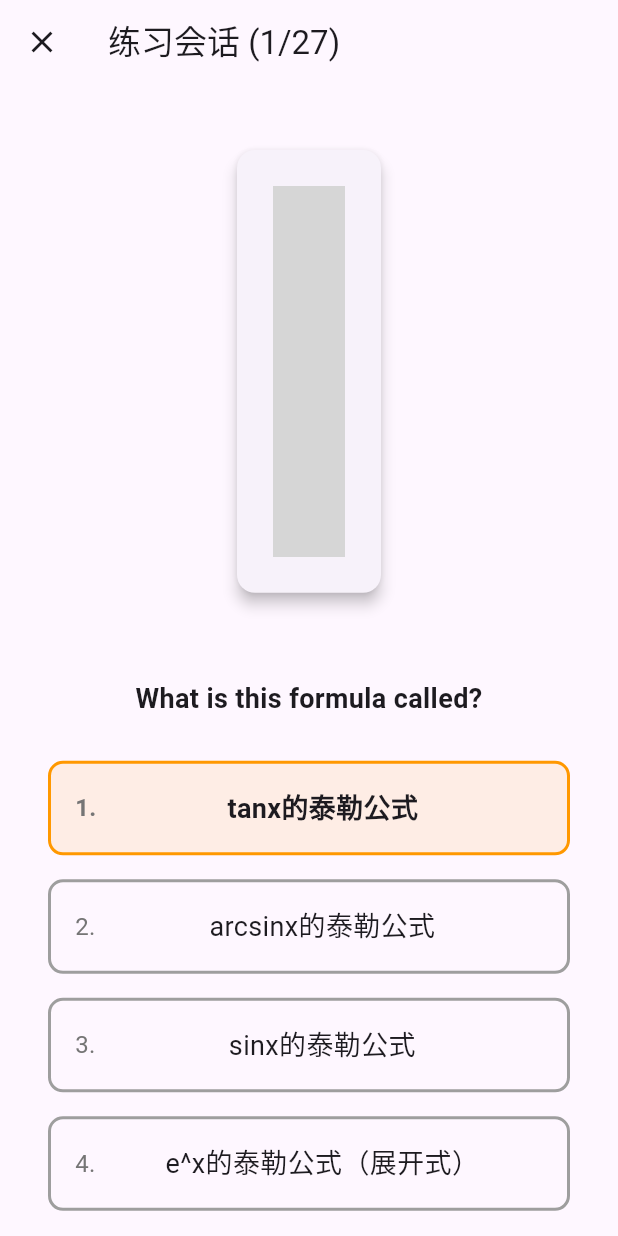
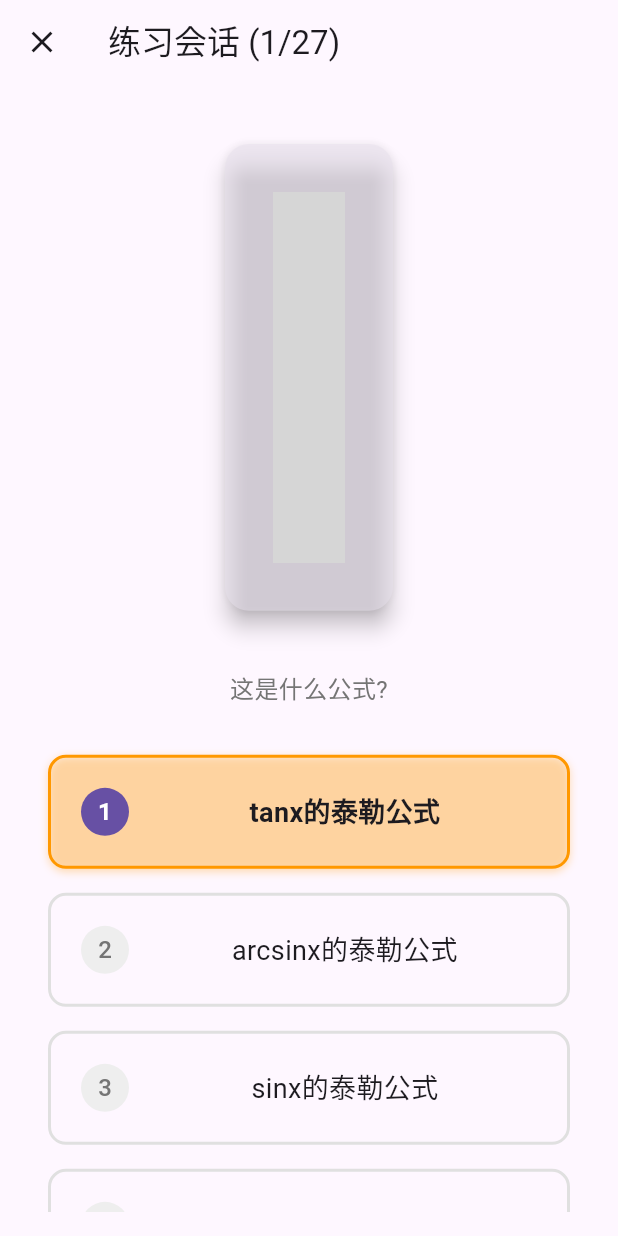
Before and after one commit to Tinnci/mnemonicorum, a Flutter app: the screen it shows after launch, after a tap on "开始学习", after a tap on "快速练习", after a tap on "泰勒级数", on a phone screen of 412 x 824 dp. Run offline on Flutter 3.47's test engine with Material 3 defaults, Android fonts, the phone set to English and light mode, and no system bars; our stand-ins replace go_router, hive, hive_flutter; missing offline and left inert: flutter_math_fork; accounts and stored records are empty; grey boxes are pictures that could not be loaded.

Commit message:
优化练习组件的布局和样式，调整公式展示区域和选项区域的视觉效果，增强用户体验；使用主题颜色提升界面一致性，改进选项选择逻辑，确保更好的交互反馈。

```diff
--- a/lib/widgets/recognition_exercise_widget.dart
+++ b/lib/widgets/recognition_exercise_widget.dart
@@ -98,22 +98,25 @@ class _RecognitionExerciseWidgetState extends State<RecognitionExerciseWidget> {
       child: Column(
         mainAxisAlignment: MainAxisAlignment.center,
         children: [
-          // Display the complete formula
+          // 改进后的公式展示区域 - 强化"主角"地位
           _buildFormulaDisplay(),
 
-          const SizedBox(height: 30),
-
-          // Question prompt
-          const Text(
-            'What is this formula called?',
-            style: TextStyle(fontSize: 18, fontWeight: FontWeight.bold),
+          const SizedBox(height: 16), // 缩小间距
+          // 改进后的引导文字 - 弱化辅助说明
+          Text(
+            '这是什么公式?',
+            style: TextStyle(
+              fontSize: 16, // 调小字号
+              color: Colors.grey[600], // 使用更柔和的颜色
+              fontWeight: FontWeight.normal, // 取消加粗
+            ),
             textAlign: TextAlign.center,
           ),
 
-          const SizedBox(height: 20),
+          const SizedBox(height: 24),
 
-          // Display the name options
-          _buildNameOptions(),
+          // 将选项包裹在 Expanded 中，使其填充可用空间
+          Expanded(child: SingleChildScrollView(child: _buildNameOptions())),
 
           // Display explanation if showing feedback and answer is incorrect
           if (widget.showFeedback &&
@@ -126,18 +129,18 @@ class _RecognitionExerciseWidgetState extends State<RecognitionExerciseWidget> {
   }
 
   Widget _buildFormulaDisplay() {
-    return Padding(
-      padding: const EdgeInsets.symmetric(horizontal: 16.0, vertical: 24.0),
-      child: Card(
-        elevation: 4,
-        shape: RoundedRectangleBorder(borderRadius: BorderRadius.circular(12)),
+    return Card(
+      elevation: 6, // 增加阴影，使其更突出
+      margin: const EdgeInsets.all(24.0), // 增加外边距
+      // 使用主题颜色，更好地适配深色/浅色模式
+      color: Theme.of(context).colorScheme.surfaceVariant.withOpacity(0.5),
+      shape: RoundedRectangleBorder(borderRadius: BorderRadius.circular(16)),
       child: Padding(
-          padding: const EdgeInsets.all(24.0),
+        padding: const EdgeInsets.all(32.0), // 增加内边距，提供更多呼吸空间
         child: FormulaRenderer(
           latexExpression: widget.exercise.formula.latexExpression,
           semanticDescription: widget.exercise.formula.semanticDescription,
-            fontSize: 28,
-          ),
+          fontSize: 32, // 增大公式字号，强化焦点
         ),
       ),
     );
@@ -156,64 +159,97 @@ class _RecognitionExerciseWidgetState extends State<RecognitionExerciseWidget> {
         final bool isIncorrect =
             widget.showFeedback && isSelected && !isCorrect;
 
+        // 使用主题颜色
         Color? borderColor;
+        Color? backgroundColor;
+
         if (isCorrect) {
           borderColor = Colors.green;
+          backgroundColor = Colors.green.withAlpha(26);
         } else if (isIncorrect) {
-          borderColor = Colors.red;
+          borderColor = Theme.of(context).colorScheme.error;
+          backgroundColor = Theme.of(context).colorScheme.error.withAlpha(26);
         } else if (isSelected) {
-          borderColor = Colors.blue;
+          borderColor = Theme.of(context).colorScheme.primary;
+          backgroundColor = Theme.of(context).colorScheme.primary.withAlpha(26);
         } else if (isFocused) {
           borderColor = Colors.orange;
+          backgroundColor = Colors.orange.withAlpha(26);
         }
 
-        return GestureDetector(
+        return Container(
+          width: double.infinity,
+          margin: const EdgeInsets.symmetric(vertical: 8, horizontal: 16),
+          decoration: BoxDecoration(
+            border: Border.all(
+              color: borderColor ?? Colors.grey.shade300,
+              width: 2,
+            ),
+            borderRadius: BorderRadius.circular(12),
+            color: backgroundColor,
+            boxShadow: isSelected || isFocused
+                ? [
+                    BoxShadow(
+                      color: (borderColor ?? Colors.grey).withOpacity(0.3),
+                      blurRadius: 4,
+                      offset: const Offset(0, 2),
+                    ),
+                  ]
+                : null,
+          ),
+          child: Material(
+            color: Colors.transparent,
+            child: InkWell(
+              borderRadius: BorderRadius.circular(10),
               onTap: widget.showFeedback
                   ? null
                   : () => widget.onOptionSelected(option.id),
-          child: Container(
-            width: double.infinity,
-            margin: const EdgeInsets.symmetric(vertical: 8, horizontal: 16),
-            padding: const EdgeInsets.all(16),
-            decoration: BoxDecoration(
-              border: Border.all(color: borderColor ?? Colors.grey, width: 2),
-              borderRadius: BorderRadius.circular(10),
-              color: isSelected && !widget.showFeedback
-                  ? Colors.blue.withAlpha(26)
-                  : isCorrect
-                  ? Colors.green.withAlpha(26)
-                  : isIncorrect
-                  ? Colors.red.withAlpha(26)
-                  : isFocused
-                  ? Colors.orange.withAlpha(26)
-                  : null,
-            ),
+              child: Padding(
+                padding: const EdgeInsets.all(20),
                 child: Row(
                   children: [
                     if (!widget.showFeedback)
-                  Text(
-                    '${index + 1}. ',
+                      Container(
+                        width: 32,
+                        height: 32,
+                        decoration: BoxDecoration(
+                          color: isFocused
+                              ? Theme.of(context).colorScheme.primary
+                              : Colors.grey.shade200,
+                          borderRadius: BorderRadius.circular(16),
+                        ),
+                        child: Center(
+                          child: Text(
+                            '${index + 1}',
                             style: TextStyle(
                               fontSize: 16,
                               fontWeight: isFocused
                                   ? FontWeight.bold
-                          : FontWeight.normal,
-                      color: Colors.grey[600],
+                                  : FontWeight.w500,
+                              color: isFocused
+                                  ? Colors.white
+                                  : Colors.grey[600],
                             ),
                           ),
+                        ),
+                      ),
+                    if (!widget.showFeedback) const SizedBox(width: 16),
                     Expanded(
                       child: Text(
                         option.textLabel,
                         style: TextStyle(
-                      fontSize: 18,
+                          fontSize: 18, // 保持适中的字号
                           fontWeight: isSelected || isCorrect || isFocused
-                          ? FontWeight.bold
+                              ? FontWeight
+                                    .w600 // 使用 w600 (semi-bold) 替代 w700 (bold)
                               : FontWeight.normal,
                         ),
                         textAlign: TextAlign.center,
                       ),
                     ),
                   ],
+                ),
+              ),
             ),
           ),
         );
```
Also changed, not shown: lib/widgets/completion_exercise_widget.dart (+97 -50 lines), lib/widgets/matching_exercise_widget.dart (+35 -26 lines). Lines whose indentation alone changed are shown as unchanged.
